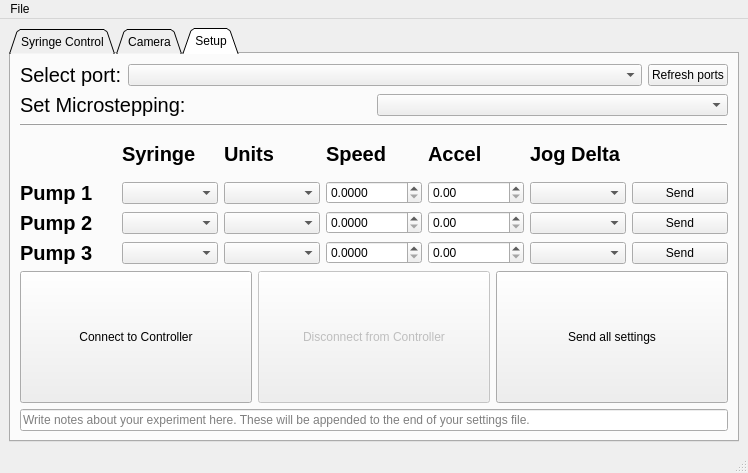
Before: the Qt Designer form SOFTWARE/poseidon_controller_gui.ui in pachterlab/poseidon, drawn with Qt 5.
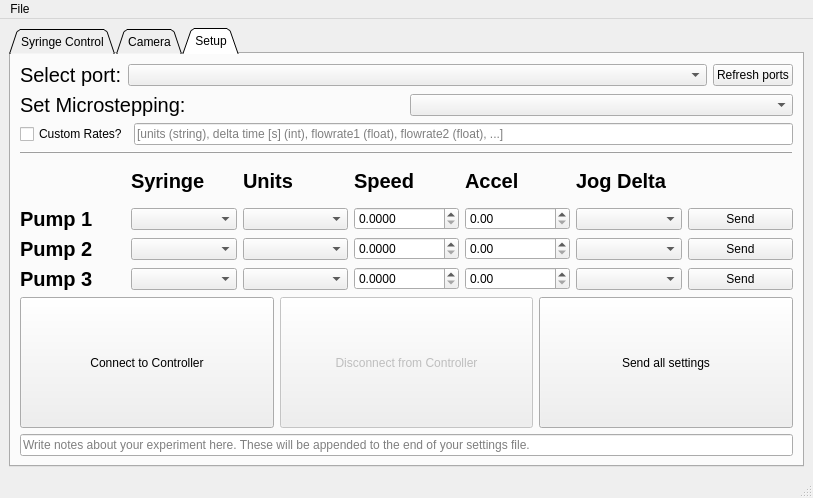
After: the same form once the commit is applied. The open tabs and pages were chosen to show the change.

Commit message: Added custom flow profile by inputting list of flow rates into gui.

```diff
--- a/SOFTWARE/poseidon_controller_gui.ui
+++ b/SOFTWARE/poseidon_controller_gui.ui
@@ -6,8 +6,8 @@
    <rect>
     <x>0</x>
     <y>0</y>
-    <width>748</width>
-    <height>473</height>
+    <width>811</width>
+    <height>498</height>
    </rect>
   </property>
   <property name="windowTitle">
@@ -30,7 +30,7 @@
        <enum>QTabWidget::Triangular</enum>
       </property>
       <property name="currentIndex">
-       <number>0</number>
+       <number>2</number>
       </property>
       <property name="iconSize">
        <size>
@@ -687,6 +687,25 @@
                 </property>
                </widget>
               </item>
+              <item>
+               <widget class="QPushButton" name="run_custom_rates_BTN">
+                <property name="sizePolicy">
+                 <sizepolicy hsizetype="Minimum" vsizetype="Minimum">
+                  <horstretch>0</horstretch>
+                  <verstretch>0</verstretch>
+                 </sizepolicy>
+                </property>
+                <property name="font">
+                 <font>
+                  <weight>75</weight>
+                  <bold>true</bold>
+                 </font>
+                </property>
+                <property name="text">
+                 <string>Run Custom</string>
+                </property>
+               </widget>
+              </item>
               <item>
                <widget class="QPushButton" name="pause_BTN">
                 <property name="sizePolicy">
@@ -986,6 +1005,27 @@
           </item>
          </layout>
         </item>
+        <item>
+         <layout class="QHBoxLayout" name="horizontalLayout_18">
+          <item>
+           <widget class="QCheckBox" name="custom_rates_CHECKBOX">
+            <property name="text">
+             <string>Custom Rates?</string>
+            </property>
+           </widget>
+          </item>
+          <item>
+           <widget class="QLineEdit" name="custom_rates_TEXT">
+            <property name="text">
+             <string/>
+            </property>
+            <property name="placeholderText">
+             <string>[units (string), delta time [s] (int), flowrate1 (float), flowrate2 (float), ...]</string>
+            </property>
+           </widget>
+          </item>
+         </layout>
+        </item>
         <item>
          <widget class="Line" name="line_6">
           <property name="frameShadow">
@@ -1283,7 +1323,7 @@
     <rect>
      <x>0</x>
      <y>0</y>
-     <width>748</width>
+     <width>811</width>
      <height>22</height>
     </rect>
    </property>
```
The commit also changes 5 other files.
